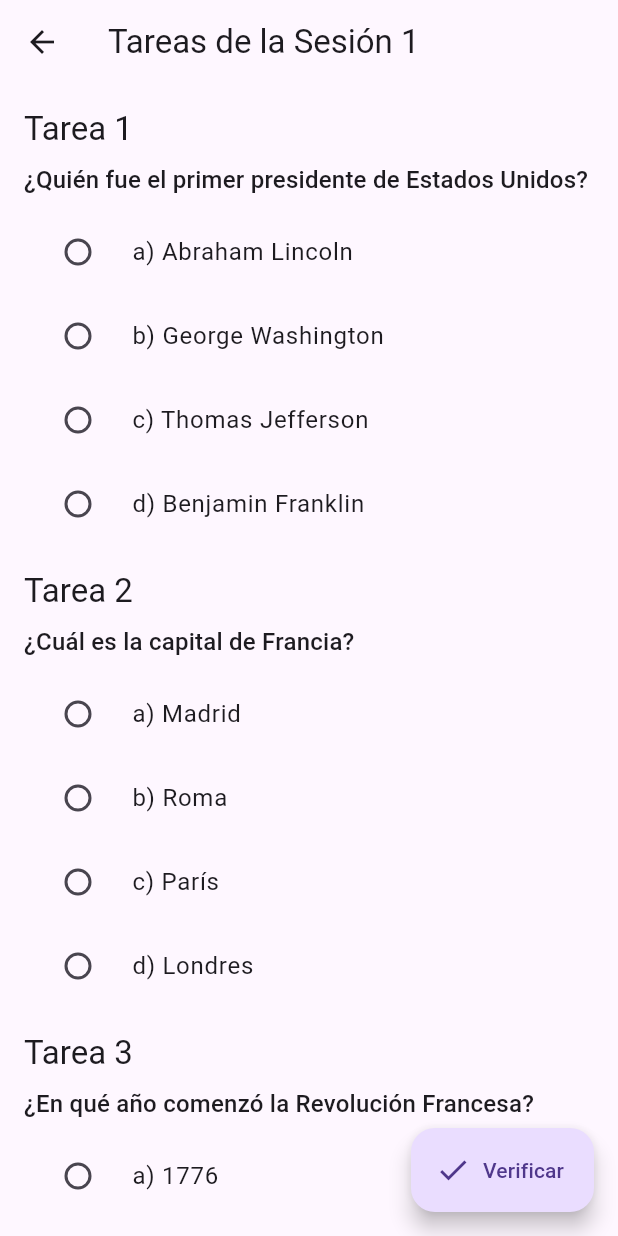
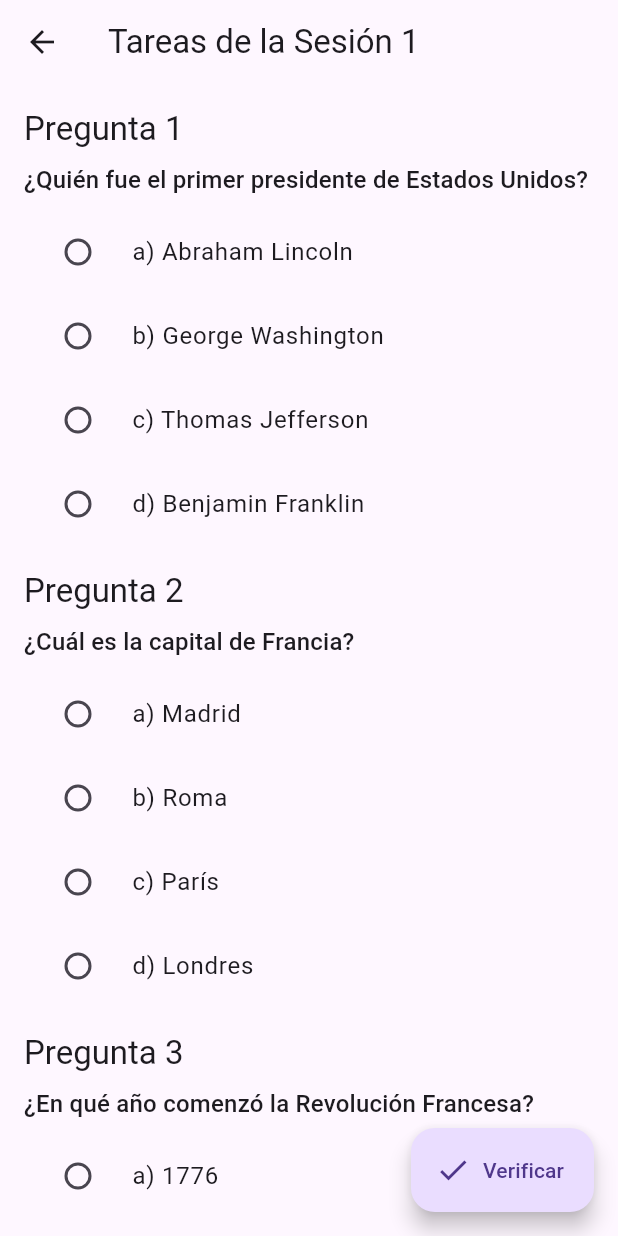
Before and after one commit to Elfabian098/Grupo5, a Flutter app: the Sesion1HyG screen opened directly, on a phone screen of 412 x 824 dp. Run offline on Flutter 3.47's test engine with Material 3 defaults, Android fonts, the light colour scheme and no system bars; our stand-ins replace shared_preferences; accounts and stored records are empty.

Commit message:
Andre agregue sesiones y shared preferences en la sesion de preguntas, nañana sigo con más

```diff
--- a/lib/Cursos/Historia y geografia.dart
+++ b/lib/Cursos/Historia y geografia.dart
@@ -97,12 +97,12 @@ class ContentArea extends StatelessWidget {
             child: Row(
               children: [
                 TaskDetails(
-                  title: '1',
+                  title: '5',
                   description: 'Sesion(es) Aperturada(s)',
                 ),
                 SizedBox(width: 16),
                 TaskDetails(
-                  title: '1',
+                  title: '5',
                   description: 'Sesion(es) Actual(es)',
                 ),
                 SizedBox(width: 16),
--- a/lib/Preguntas/PreguntasHyG/Sesion1HyG.dart
+++ b/lib/Preguntas/PreguntasHyG/Sesion1HyG.dart
@@ -122,7 +122,7 @@ class _Sesion1HyGState extends State<Sesion1HyG> {
               crossAxisAlignment: CrossAxisAlignment.start,
               children: [
                 Text(
-                  'Tarea $questionNumber',
+                  'Pregunta $questionNumber',
                   style: Theme.of(context).textTheme.headline6,
                 ),
                 SizedBox(height: 8),
--- a/lib/SplashScreen.dart
+++ b/lib/SplashScreen.dart
@@ -15,7 +15,7 @@ class _SplashScreenState extends State<SplashScreen> {
   @override
   void initState() {
     super.initState();
-    Timer(Duration(seconds: 3), () {
+    Timer(Duration(seconds: 2), () {
       // Navega a la pantalla de inicio de sesión después de 3 segundos
       Navigator.pushReplacement(
         context,
--- a/lib/main.dart
+++ b/lib/main.dart
@@ -80,7 +80,7 @@ class _LoginPageState extends State<LoginPage> {
         height: double.infinity,
         decoration: BoxDecoration(
           gradient: LinearGradient(
-            colors: [Color(0xFF580001), Color(0xFF9B2119)],
+            colors: [Color(0xFF580001), Color(0xFF580001)],
             stops: [0, 1],
             begin: AlignmentDirectional(0.87, -1),
             end: AlignmentDirectional(-0.87, 1),
@@ -132,7 +132,7 @@ class _LoginPageState extends State<LoginPage> {
                         offset: Offset(0, 2),
                       )
                     ],
-                    borderRadius: BorderRadius.circular(12),
+                    borderRadius: BorderRadius.circular(30),
                   ),
                   child: Align(
                     alignment: AlignmentDirectional(0, 0),
```
